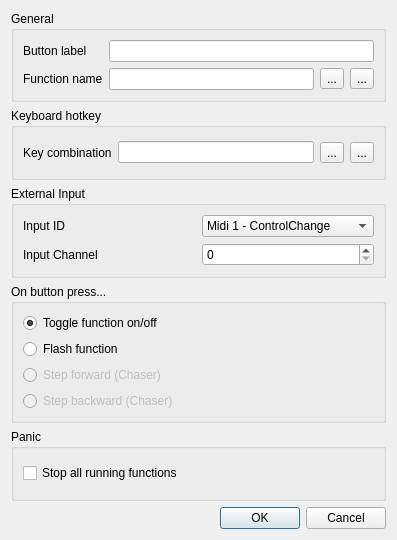
Qt form main/vcbuttonproperties.ui (Andersbakken/qlc) before a commit.
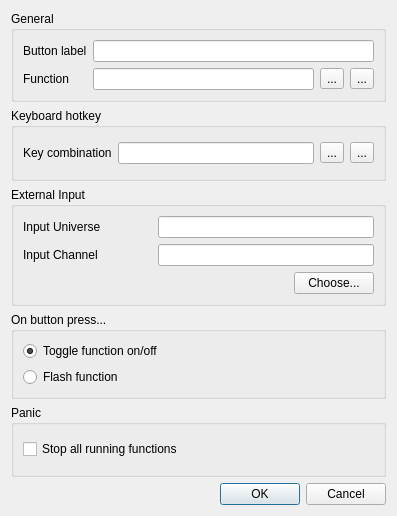
The same form after that commit. Icons and pictures are not drawn.

Commit message: Implemented external input feature to vcbutton. Unified common input stuff to vcwidget.

```diff
--- a/main/vcbuttonproperties.ui
+++ b/main/vcbuttonproperties.ui
@@ -6,13 +6,13 @@
     <x>0</x>
     <y>0</y>
     <width>397</width>
-    <height>540</height>
+    <height>516</height>
    </rect>
   </property>
   <property name="windowTitle" >
    <string>Button properties</string>
   </property>
-  <layout class="QVBoxLayout" >
+  <layout class="QVBoxLayout" name="verticalLayout" >
    <item>
     <widget class="QGroupBox" name="groupBox" >
      <property name="title" >
@@ -36,7 +36,7 @@
       <item row="1" column="0" >
        <widget class="QLabel" name="m_functionLabel" >
         <property name="text" >
-         <string>Function name</string>
+         <string>Function</string>
         </property>
        </widget>
       </item>
@@ -148,21 +148,22 @@
      <property name="title" >
       <string>External Input</string>
      </property>
-     <layout class="QGridLayout" >
+     <layout class="QGridLayout" name="gridLayout" >
       <item row="0" column="0" >
        <widget class="QLabel" name="label_4" >
         <property name="text" >
-         <string>Input ID</string>
+         <string>Input Universe</string>
         </property>
        </widget>
       </item>
-      <item row="0" column="1" >
-       <widget class="QComboBox" name="m_IDCombo" >
-        <item>
-         <property name="text" >
-          <string>Midi 1 - ControlChange</string>
-         </property>
-        </item>
+      <item row="0" column="1" colspan="2" >
+       <widget class="QLineEdit" name="m_inputUniverseEdit" >
+        <property name="toolTip" >
+         <string>The input universe that sends data to this widget</string>
+        </property>
+        <property name="readOnly" >
+         <bool>true</bool>
+        </property>
        </widget>
       </item>
       <item row="1" column="0" >
@@ -172,10 +173,42 @@
         </property>
        </widget>
       </item>
-      <item row="1" column="1" >
-       <widget class="QSpinBox" name="m_channelSpinBox" >
-        <property name="maximum" >
-         <number>127</number>
+      <item row="1" column="1" colspan="2" >
+       <widget class="QLineEdit" name="m_inputChannelEdit" >
+        <property name="toolTip" >
+         <string>The particular input channel within the input universe that sends data to this widget</string>
+        </property>
+        <property name="readOnly" >
+         <bool>true</bool>
+        </property>
+       </widget>
+      </item>
+      <item row="2" column="0" colspan="2" >
+       <spacer name="horizontalSpacer" >
+        <property name="orientation" >
+         <enum>Qt::Horizontal</enum>
+        </property>
+        <property name="sizeHint" stdset="0" >
+         <size>
+          <width>268</width>
+          <height>20</height>
+         </size>
+        </property>
+       </spacer>
+      </item>
+      <item row="2" column="2" >
+       <widget class="QPushButton" name="m_chooseInputButton" >
+        <property name="sizePolicy" >
+         <sizepolicy vsizetype="Fixed" hsizetype="Maximum" >
+          <horstretch>0</horstretch>
+          <verstretch>0</verstretch>
+         </sizepolicy>
+        </property>
+        <property name="toolTip" >
+         <string>Choose the external input universe &amp; channel that this widget should listen to</string>
+        </property>
+        <property name="text" >
+         <string>Choose...</string>
         </property>
        </widget>
       </item>
@@ -211,26 +244,6 @@
         </property>
        </widget>
       </item>
-      <item>
-       <widget class="QRadioButton" name="m_forward" >
-        <property name="enabled" >
-         <bool>false</bool>
-        </property>
-        <property name="text" >
-         <string>Step forward (Chaser)</string>
-        </property>
-       </widget>
-      </item>
-      <item>
-       <widget class="QRadioButton" name="m_backward" >
-        <property name="enabled" >
-         <bool>false</bool>
-        </property>
-        <property name="text" >
-         <string>Step backward (Chaser)</string>
-        </property>
-       </widget>
-      </item>
      </layout>
     </widget>
    </item>
```
Left out of the diff: 20 changed lines with no effect on the pictures. The commit also changes 12 other files.
